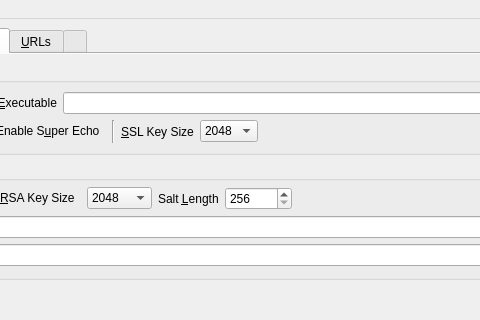
First picture: the form in UI/controlcenter.ui, repository xloem/spot-on-svn, before the edit; both pictures show x 442 to 922 and y 0 to 320 of the 1219 by 650 pixel window.
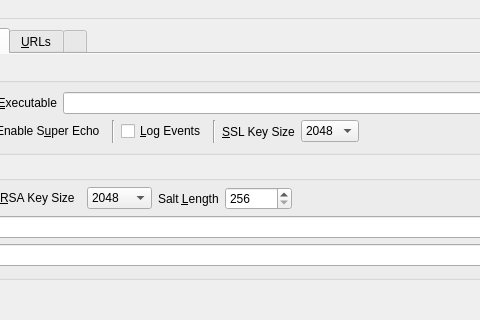
Second picture: the form after the edit. The open tabs and pages were chosen to show the change. Icons and pictures are not drawn. Custom widgets are drawn as their Qt base class.

Patch:
```diff
--- a/UI/controlcenter.ui
+++ b/UI/controlcenter.ui
@@ -2484,6 +2484,20 @@
                      </property>
                     </widget>
                    </item>
+                   <item>
+                    <widget class="QCheckBox" name="kernelLogEvents">
+                     <property name="text">
+                      <string>&amp;Log Events</string>
+                     </property>
+                    </widget>
+                   </item>
+                   <item>
+                    <widget class="Line" name="line_2">
+                     <property name="orientation">
+                      <enum>Qt::Vertical</enum>
+                     </property>
+                    </widget>
+                   </item>
                    <item>
                     <widget class="QLabel" name="label_34">
                      <property name="text">
```
Left out of the diff: 5 changed lines with no effect on the pictures.
